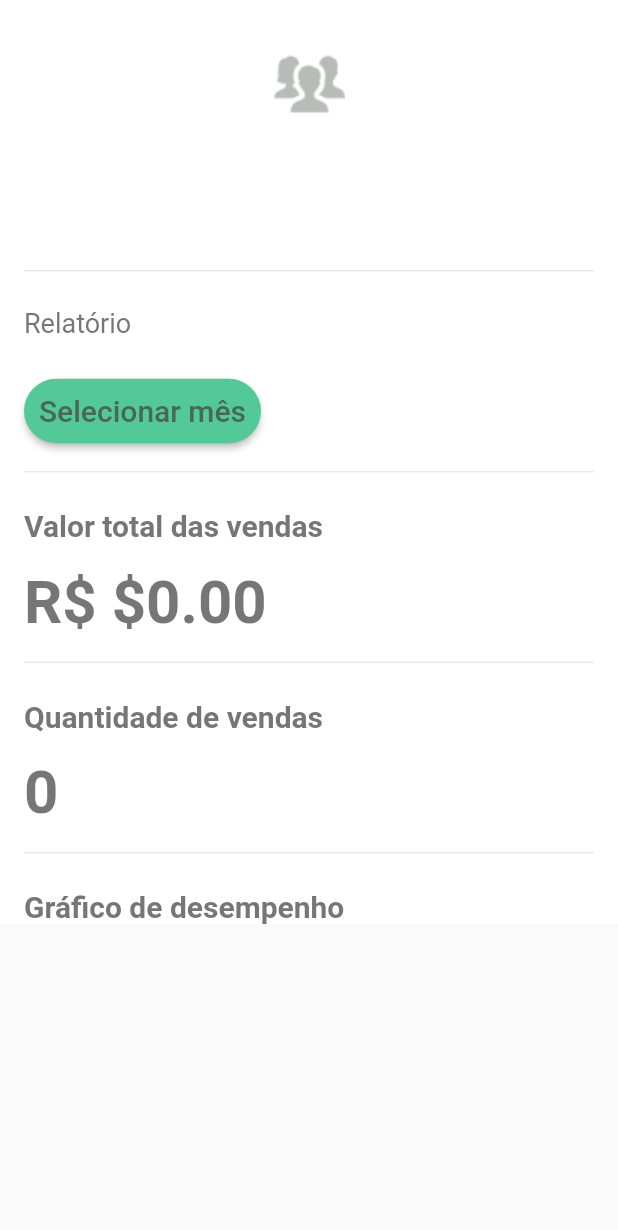
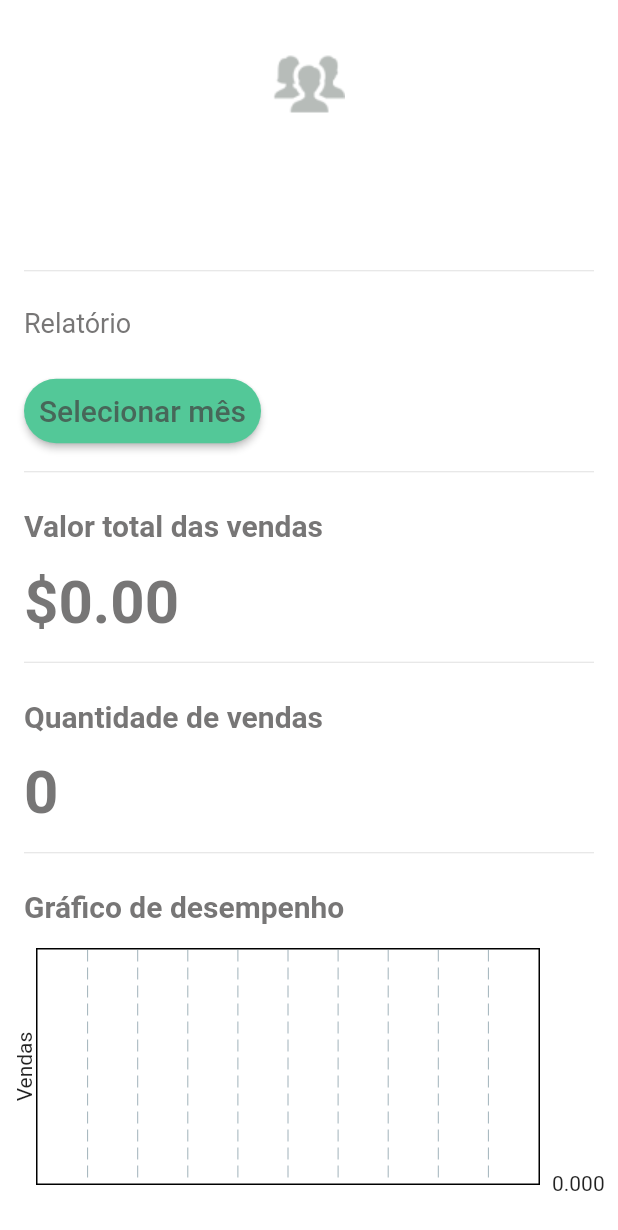
Before and after one commit to EdsonNeto2533/today_sales, a Flutter app: the CollaboratorDetailsWidget widget shown alone on an empty page, opened directly with empty values, on a phone screen of 412 x 824 dp. Shown: the top 1230 px of the screen. Run offline on Flutter 3.47's test engine with Material 2 defaults, Android fonts, the phone set to English and light mode, and no system bars; drawn by our look-alikes of fl_chart; our stand-ins replace floor, flutter_bloc, flutter_modular, flutter_onboarding_slider, fpdart, month_picker_dialog and 1 more; accounts and stored records are empty; generated files the repository leaves out were written again.

Commit message:
feat: create sales graph and create generic models to handle sales

```diff
--- a/dashboard/lib/dashboard_feature/domain/model/dashboard_collaborator_model.dart
+++ b/dashboard/lib/dashboard_feature/domain/model/dashboard_collaborator_model.dart
@@ -1,6 +1,7 @@
 import 'package:commons/commons.dart';
 import 'package:core/database/entitys/collaborator.dart';
 import 'package:core/database/entitys/sale.dart';
+import 'package:dashboard/dashboard_feature/domain/model/sale_with_month_model.dart';
 import 'package:intl/intl.dart';
 
 class DashboardCollaboratorModel {
@@ -43,19 +44,30 @@ class DashboardCollaboratorModel {
     return value;
   }
 
-  Map<String, List<Sale>> getSalesByMonth() {
-    Map<String, List<Sale>> salesByMonth = {};
+  List<SaleWithMonthModel> getSalesByMonth() {
     sales.sort((a, b) => b.saleDate.compareTo(a.saleDate));
+
+    List<SaleWithMonthModel> salesByMonth = [];
+    var distinctMonths = <String>{};
 
     for (var sale in sales) {
       String month = DateFormat('MMMM yyyy').format(sale.saleDate);
 
-      if (!salesByMonth.containsKey(month)) {
-        salesByMonth[month] = [];
+      if (distinctMonths.contains(month)) {
+        var existingSalesForMonth =
+            salesByMonth.firstWhere((element) => element.month == month);
+        existingSalesForMonth.sales.add(sale);
+      } else {
+        var salesForMonth = SaleWithMonthModel(month: month, sales: [sale]);
+        salesByMonth.add(salesForMonth);
+        distinctMonths.add(month);
       }
 
-      salesByMonth[month]!.add(sale);
+      if (salesByMonth.length >= 5) {
+        break;
+      }
     }
+
     return salesByMonth;
   }
 
--- /dev/null
+++ b/dashboard/lib/dashboard_feature/domain/model/sale_with_month_model.dart
@@ -0,0 +1,22 @@
+import 'package:core/database/entitys/sale.dart';
+
+class SaleWithMonthModel {
+  String month;
+  List<Sale> sales;
+  SaleWithMonthModel({
+    required this.month,
+    required this.sales,
+  });
+
+  double getValues() {
+    var value = 0.0;
+    for (var element in sales) {
+      value += element.value;
+    }
+    return value;
+  }
+
+  int getNumberOfSales() {
+    return sales.length;
+  }
+}
--- a/dashboard/lib/dashboard_feature/presentation/constants/dashboard_strings.dart
+++ b/dashboard/lib/dashboard_feature/presentation/constants/dashboard_strings.dart
@@ -14,10 +14,6 @@ class DashboardStrings {
     return "Adicionar venda a $collaboratorName".toUpperCase();
   }
 
-  static String totalSalesText(String salesValue) {
-    return "R\$ $salesValue";
-  }
-
   static String salesQuantity(int salesQnt) {
     return "Número de vendas $salesQnt";
   }
--- a/dashboard/lib/dashboard_feature/presentation/ui/components/collaborator_details_widget.dart
+++ b/dashboard/lib/dashboard_feature/presentation/ui/components/collaborator_details_widget.dart
@@ -1,12 +1,13 @@
 import 'package:commons/commons.dart';
-import 'package:core/database/entitys/sale.dart';
 import 'package:dashboard/dashboard_feature/domain/model/dashboard_collaborator_model.dart';
+import 'package:dashboard/dashboard_feature/domain/model/sale_with_month_model.dart';
+import 'package:dashboard/dashboard_feature/presentation/ui/components/sales_bar_chart.dart';
 import 'package:dashboard/dashboard_feature/presentation/ui/components/value_label_divider.dart';
 import 'package:flutter/material.dart';
+import 'package:intl/intl.dart';
 import 'package:month_picker_dialog/month_picker_dialog.dart';
 
 import '../../constants/dashboard_strings.dart';
-import 'package:intl/intl.dart';
 
 class CollaboratorDetailsWidget extends StatefulWidget {
   final DashboardCollaboratorModel collaboratorModel;
@@ -24,7 +25,7 @@ class _CollaboratorDetailsWidgetState extends State<CollaboratorDetailsWidget> {
   double get salesValue =>
       widget.collaboratorModel.getTotalSalesValue(selectedDate);
 
-  Map<String, List<Sale>> get salesByMonth =>
+  List<SaleWithMonthModel> get salesByMonth =>
       widget.collaboratorModel.getSalesByMonth();
 
   int get saleQuantity =>
@@ -139,8 +140,7 @@ class _CollaboratorDetailsWidgetState extends State<CollaboratorDetailsWidget> {
             ),
             ValueLabelDivider(
               label: DashboardStrings.totalSalesLabel,
-              value: DashboardStrings.totalSalesText(
-                  NumberFormat.simpleCurrency().format(salesValue)),
+              value: NumberFormat.simpleCurrency().format(salesValue),
             ),
             ValueLabelDivider(
               label: DashboardStrings.numberSalesLabel,
@@ -172,6 +172,9 @@ class _CollaboratorDetailsWidgetState extends State<CollaboratorDetailsWidget> {
                 ),
               ),
             ),
+            SalesBarChartWidget(
+              salesList: salesByMonth,
+            )
           ],
         ),
       ),
--- /dev/null
+++ b/dashboard/lib/dashboard_feature/presentation/ui/components/sales_bar_chart.dart
@@ -0,0 +1,95 @@
+import 'package:commons/commons.dart';
+import 'package:dashboard/dashboard_feature/domain/model/sale_with_month_model.dart';
+import 'package:fl_chart/fl_chart.dart';
+import 'package:flutter/material.dart';
+
+class SalesBarChartWidget extends StatefulWidget {
+  final List<SaleWithMonthModel> salesList;
+  const SalesBarChartWidget({
+    super.key,
+    required this.salesList,
+  });
+
+  @override
+  State<SalesBarChartWidget> createState() => _SalesBarChartWidgetState();
+}
+
+class _SalesBarChartWidgetState extends State<SalesBarChartWidget> {
+  @override
+  Widget build(BuildContext context) {
+    return Container(
+      margin: const EdgeInsets.only(
+        bottom: 32,
+        top: 16,
+      ),
+      width: double.infinity,
+      height: 200,
+      padding: const EdgeInsets.symmetric(horizontal: 8.0),
+      child: BarChart(
+        BarChartData(
+          titlesData: getTitlesData(),
+          barGroups: getColumns(),
+        ),
+      ),
+    );
+  }
+
+  List<BarChartGroupData> getColumns() {
+    int counter = 0;
+    List<BarChartGroupData> alo = [];
+    for (var element in widget.salesList) {
+      alo.add(
+        BarChartGroupData(
+          x: counter,
+          barRods: [
+            BarChartRodData(
+              toY: element.getNumberOfSales().toDouble(),
+              color: ManageUTheme.primaryColor,
+            ),
+          ],
+        ),
+      );
+      counter++;
+    }
+    return alo;
+  }
+
+  Widget bottomTitles(double value, TitleMeta meta) {
+    final titles = widget.salesList.map((e) => e.month).toList();
+
+    final Widget text = Text(
+      titles[value.toInt()].substring(0, 3),
+      style: const TextStyle(
+        color: Color(0xff7589a2),
+        fontWeight: FontWeight.bold,
+        fontSize: 14,
+      ),
+    );
+
+    return SideTitleWidget(
+      axisSide: meta.axisSide,
+      space: 16, //margin top
+      child: text,
+    );
+  }
+
+  FlTitlesData getTitlesData() {
+    return FlTitlesData(
+      bottomTitles: AxisTitles(
+        sideTitles: SideTitles(
+          showTitles: true,
+          getTitlesWidget: bottomTitles,
+          reservedSize: 42,
+        ),
+      ),
+      leftTitles: AxisTitles(
+        axisNameWidget: const Text("Vendas"),
+      ),
+      topTitles: AxisTitles(
+        sideTitles: SideTitles(
+          showTitles: false,
+        ),
+      ),
+    );
+  }
+}
--- a/dashboard/pubspec.yaml
+++ b/dashboard/pubspec.yaml
@@ -17,6 +17,7 @@ dependencies:
   mocktail: ^0.3.0
   intl: 0.18.0
   month_picker_dialog: 2.0.0
+  fl_chart: 0.62.0
   commons:
     path: ../commons
   core:
```
Also changed, not shown: pubspec.lock.
